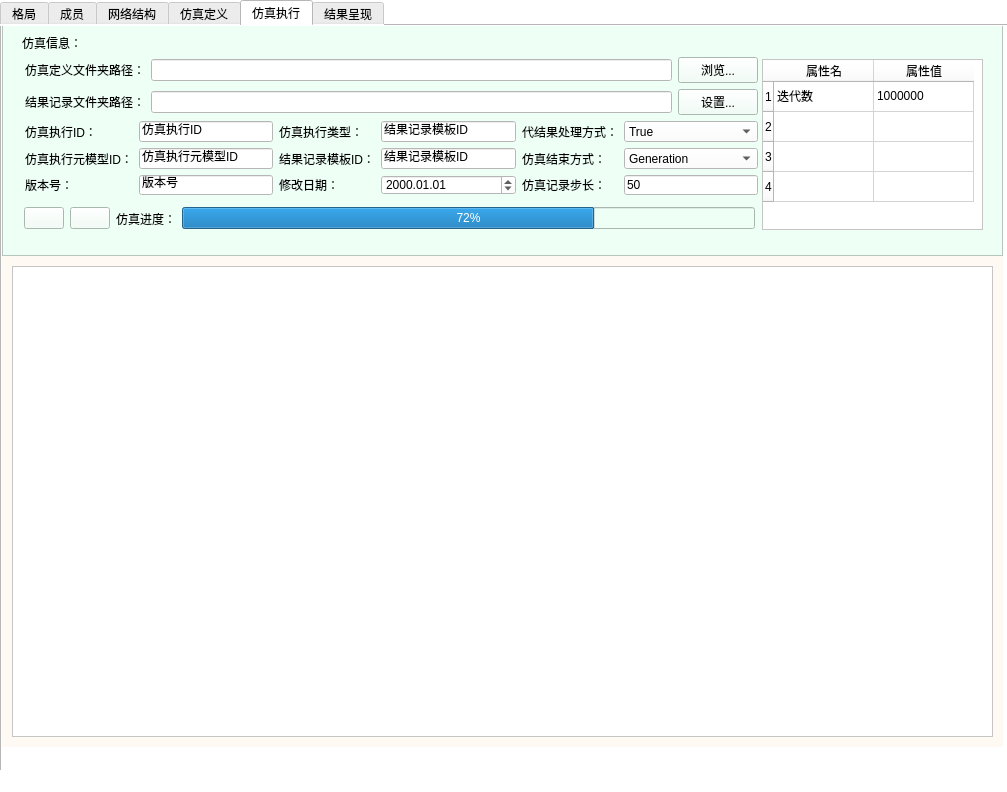
Old version of the form UI/simulation_exe_monitor.ui in the repository ANiMA931/simulation_execution_monitoring.
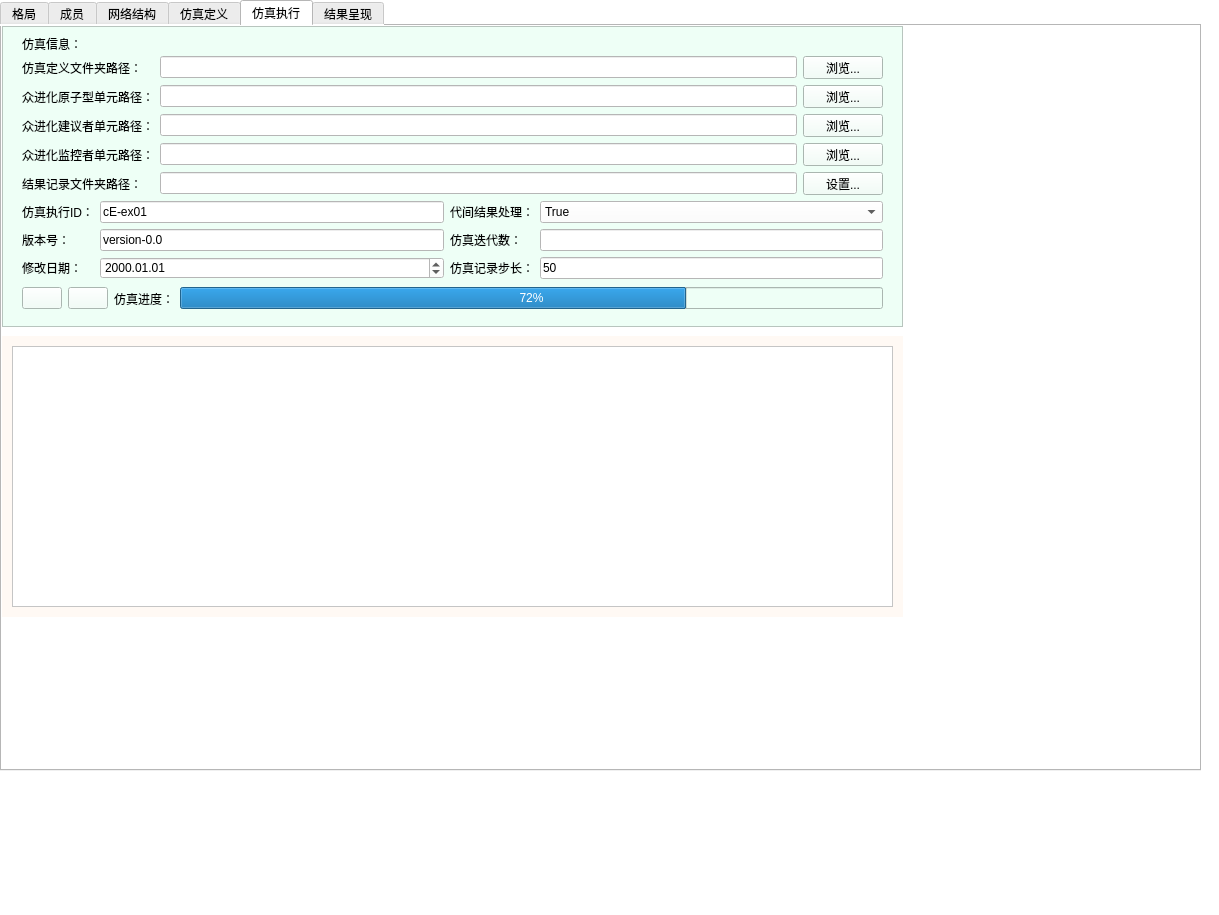
New version of the form. The open tabs and pages were chosen to show the change. Icons and pictures are not drawn.

Commit message: 没有任何界面显示监控的仿真流程已完成

What changed in the file:
```diff
--- a/UI/simulation_exe_monitor.ui
+++ b/UI/simulation_exe_monitor.ui
@@ -6,8 +6,8 @@
    <rect>
     <x>0</x>
     <y>0</y>
-    <width>1007</width>
-    <height>792</height>
+    <width>1219</width>
+    <height>915</height>
    </rect>
   </property>
   <property name="windowTitle">
@@ -23,8 +23,8 @@
      <rect>
       <x>0</x>
       <y>0</y>
-      <width>1011</width>
-      <height>811</height>
+      <width>1201</width>
+      <height>771</height>
      </rect>
     </property>
     <property name="styleSheet">
@@ -2204,9 +2204,9 @@
       <property name="geometry">
        <rect>
         <x>0</x>
-        <y>-1</y>
-        <width>1001</width>
-        <height>231</height>
+        <y>0</y>
+        <width>901</width>
+        <height>301</height>
        </rect>
       </property>
       <property name="toolTipDuration">
@@ -2221,60 +2221,6 @@
       <property name="frameShadow">
        <enum>QFrame::Raised</enum>
       </property>
-      <widget class="QTableWidget" name="tableWidget_8">
-       <property name="geometry">
-        <rect>
-         <x>760</x>
-         <y>34</y>
-         <width>221</width>
-         <height>171</height>
-        </rect>
-       </property>
-       <property name="styleSheet">
-        <string notr="true">background-color: rgb(255, 255, 255);
-</string>
-       </property>
-       <row>
-        <property name="text">
-         <string>1</string>
-        </property>
-       </row>
-       <row>
-        <property name="text">
-         <string>2</string>
-        </property>
-       </row>
-       <row>
-        <property name="text">
-         <string>3</string>
-        </property>
-       </row>
-       <row>
-        <property name="text">
-         <string>4</string>
-        </property>
-       </row>
-       <column>
-        <property name="text">
-         <string>属性名</string>
-        </property>
-       </column>
-       <column>
-        <property name="text">
-         <string>属性值</string>
-        </property>
-       </column>
-       <item row="0" column="0">
-        <property name="text">
-         <string>迭代数</string>
-        </property>
-       </item>
-       <item row="0" column="1">
-        <property name="text">
-         <string>1000000</string>
-        </property>
-       </item>
-      </widget>
       <widget class="QLabel" name="label_216">
        <property name="geometry">
         <rect>
@@ -2288,256 +2234,12 @@
         <string>仿真信息：</string>
        </property>
       </widget>
-      <widget class="QWidget" name="">
+      <widget class="QWidget" name="layoutWidget">
        <property name="geometry">
         <rect>
-         <x>23</x>
-         <y>32</y>
-         <width>733</width>
-         <height>138</height>
-        </rect>
-       </property>
-       <layout class="QVBoxLayout" name="verticalLayout_2">
-        <item>
-         <layout class="QHBoxLayout" name="horizontalLayout_19">
-          <item>
-           <widget class="QLabel" name="label_213">
-            <property name="text">
-             <string>仿真定义文件夹路径：</string>
-            </property>
-           </widget>
-          </item>
-          <item>
-           <widget class="QLineEdit" name="lineEdit_150">
-            <property name="styleSheet">
-             <string notr="true">background-color: rgb(255, 255, 255);
-</string>
-            </property>
-           </widget>
-          </item>
-          <item>
-           <widget class="QPushButton" name="pushButton_48">
-            <property name="text">
-             <string>浏览...</string>
-            </property>
-           </widget>
-          </item>
-         </layout>
-        </item>
-        <item>
-         <layout class="QHBoxLayout" name="horizontalLayout_10">
-          <item>
-           <widget class="QLabel" name="label_205">
-            <property name="text">
-             <string>结果记录文件夹路径：</string>
-            </property>
-           </widget>
-          </item>
-          <item>
-           <widget class="QLineEdit" name="lineEdit_128">
-            <property name="styleSheet">
-             <string notr="true">background-color: rgb(255, 255, 255);
-</string>
-            </property>
-           </widget>
-          </item>
-          <item>
-           <widget class="QPushButton" name="pushButton_47">
-            <property name="text">
-             <string>设置...</string>
-            </property>
-           </widget>
-          </item>
-         </layout>
-        </item>
-        <item>
-         <layout class="QGridLayout" name="gridLayout">
-          <item row="1" column="5">
-           <widget class="QComboBox" name="comboBox_16">
-            <property name="styleSheet">
-             <string notr="true">background-color: rgb(255, 255, 255);
-</string>
-            </property>
-            <item>
-             <property name="text">
-              <string>Generation</string>
-             </property>
-            </item>
-            <item>
-             <property name="text">
-              <string>Condition</string>
-             </property>
-            </item>
-           </widget>
-          </item>
-          <item row="2" column="1">
-           <widget class="QLineEdit" name="lineEdit_131">
-            <property name="styleSheet">
-             <string notr="true">background-color: rgb(255, 255, 255);
-</string>
-            </property>
-            <property name="text">
-             <string>版本号</string>
-            </property>
-           </widget>
-          </item>
-          <item row="2" column="2">
-           <widget class="QLabel" name="label_210">
-            <property name="text">
-             <string>修改日期：</string>
-            </property>
-           </widget>
-          </item>
-          <item row="2" column="3">
-           <widget class="QDateEdit" name="dateEdit_8">
-            <property name="styleSheet">
-             <string notr="true">background-color: rgb(255, 255, 255);
-</string>
-            </property>
-            <property name="displayFormat">
-             <string>yyyy.MM.dd</string>
-            </property>
-           </widget>
-          </item>
-          <item row="0" column="0">
-           <widget class="QLabel" name="label_152">
-            <property name="text">
-             <string>仿真执行ID：</string>
-            </property>
-           </widget>
-          </item>
-          <item row="1" column="2">
-           <widget class="QLabel" name="label_209">
-            <property name="text">
-             <string>结果记录模板ID：</string>
-            </property>
-           </widget>
-          </item>
-          <item row="1" column="0">
-           <widget class="QLabel" name="label_206">
-            <property name="text">
-             <string>仿真执行元模型ID：</string>
-            </property>
-           </widget>
-          </item>
-          <item row="0" column="2">
-           <widget class="QLabel" name="label_208">
-            <property name="text">
-             <string>仿真执行类型：</string>
-            </property>
-           </widget>
-          </item>
-          <item row="0" column="5">
-           <widget class="QComboBox" name="comboBox_15">
-            <property name="styleSheet">
-             <string notr="true">background-color: rgb(255, 255, 255);
-</string>
-            </property>
-            <item>
-             <property name="text">
-              <string>True</string>
-             </property>
-            </item>
-            <item>
-             <property name="text">
-              <string>False</string>
-             </property>
-            </item>
-           </widget>
-          </item>
-          <item row="1" column="4">
-           <widget class="QLabel" name="label_212">
-            <property name="text">
-             <string>仿真结束方式：</string>
-            </property>
-           </widget>
-          </item>
-          <item row="0" column="1">
-           <widget class="QLineEdit" name="lineEdit_129">
-            <property name="styleSheet">
-             <string notr="true">background-color: rgb(255, 255, 255);
-</string>
-            </property>
-            <property name="text">
-             <string>仿真执行ID</string>
-            </property>
-           </widget>
-          </item>
-          <item row="1" column="1">
-           <widget class="QLineEdit" name="lineEdit_130">
-            <property name="styleSheet">
-             <string notr="true">background-color: rgb(255, 255, 255);
-</string>
-            </property>
-            <property name="text">
-             <string>仿真执行元模型ID</string>
-            </property>
-           </widget>
-          </item>
-          <item row="0" column="3">
-           <widget class="QLineEdit" name="lineEdit_132">
-            <property name="styleSheet">
-             <string notr="true">background-color: rgb(255, 255, 255);
-</string>
-            </property>
-            <property name="text">
-             <string>结果记录模板ID</string>
-            </property>
-           </widget>
-          </item>
-          <item row="2" column="0">
-           <widget class="QLabel" name="label_207">
-            <property name="text">
-             <string>版本号：</string>
-            </property>
-           </widget>
-          </item>
-          <item row="0" column="4">
-           <widget class="QLabel" name="label_211">
-            <property name="text">
-             <string>代结果处理方式：</string>
-            </property>
-           </widget>
-          </item>
-          <item row="2" column="5">
-           <widget class="QLineEdit" name="lineEdit_135">
-            <property name="styleSheet">
-             <string notr="true">background-color: rgb(255, 255, 255);
-</string>
-            </property>
-            <property name="text">
-             <string>50</string>
-            </property>
-           </widget>
-          </item>
-          <item row="2" column="4">
-           <widget class="QLabel" name="label_214">
-            <property name="text">
-             <string>仿真记录步长：</string>
-            </property>
-           </widget>
-          </item>
-          <item row="1" column="3">
-           <widget class="QLineEdit" name="lineEdit_133">
-            <property name="styleSheet">
-             <string notr="true">background-color: rgb(255, 255, 255);
-</string>
-            </property>
-            <property name="text">
-             <string>结果记录模板ID</string>
-            </property>
-           </widget>
-          </item>
-         </layout>
-        </item>
-       </layout>
-      </widget>
-      <widget class="QWidget" name="">
-       <property name="geometry">
-        <rect>
-         <x>22</x>
-         <y>181</y>
-         <width>731</width>
+         <x>20</x>
+         <y>260</y>
+         <width>861</width>
          <height>25</height>
         </rect>
        </property>
@@ -2590,14 +2292,264 @@
         </item>
        </layout>
       </widget>
+      <widget class="QWidget" name="layoutWidget">
+       <property name="geometry">
+        <rect>
+         <x>20</x>
+         <y>30</y>
+         <width>861</width>
+         <height>223</height>
+        </rect>
+       </property>
+       <layout class="QVBoxLayout" name="verticalLayout_2">
+        <item>
+         <layout class="QGridLayout" name="gridLayout">
+          <item row="0" column="0">
+           <widget class="QLabel" name="definition_dir_label">
+            <property name="text">
+             <string>仿真定义文件夹路径：</string>
+            </property>
+           </widget>
+          </item>
+          <item row="0" column="1">
+           <widget class="QLineEdit" name="definition_dir_path">
+            <property name="styleSheet">
+             <string notr="true">background-color: rgb(255, 255, 255);
+</string>
+            </property>
+           </widget>
+          </item>
+          <item row="0" column="2">
+           <widget class="QPushButton" name="definition_dir_filedia_btn">
+            <property name="text">
+             <string>浏览...</string>
+            </property>
+           </widget>
+          </item>
+          <item row="1" column="0">
+           <widget class="QLabel" name="label_215">
+            <property name="text">
+             <string>众进化原子型单元路径：</string>
+            </property>
+           </widget>
+          </item>
+          <item row="1" column="1">
+           <widget class="QLineEdit" name="lineEdit_134">
+            <property name="styleSheet">
+             <string notr="true">background-color: rgb(255, 255, 255);
+</string>
+            </property>
+            <property name="text">
+             <string/>
+            </property>
+           </widget>
+          </item>
+          <item row="1" column="2">
+           <widget class="QPushButton" name="pushButton_49">
+            <property name="text">
+             <string>浏览...</string>
+            </property>
+           </widget>
+          </item>
+          <item row="2" column="0">
+           <widget class="QLabel" name="label_217">
+            <property name="text">
+             <string>众进化建议者单元路径：</string>
+            </property>
+           </widget>
+          </item>
+          <item row="2" column="1">
+           <widget class="QLineEdit" name="lineEdit_136">
+            <property name="styleSheet">
+             <string notr="true">background-color: rgb(255, 255, 255);
+</string>
+            </property>
+            <property name="text">
+             <string/>
+            </property>
+           </widget>
+          </item>
+          <item row="2" column="2">
+           <widget class="QPushButton" name="pushButton_51">
+            <property name="text">
+             <string>浏览...</string>
+            </property>
+           </widget>
+          </item>
+          <item row="3" column="0">
+           <widget class="QLabel" name="label_218">
+            <property name="text">
+             <string>众进化监控者单元路径：</string>
+            </property>
+           </widget>
+          </item>
+          <item row="3" column="1">
+           <widget class="QLineEdit" name="lineEdit_137">
+            <property name="styleSheet">
+             <string notr="true">background-color: rgb(255, 255, 255);
+</string>
+            </property>
+            <property name="text">
+             <string/>
+            </property>
+           </widget>
+          </item>
+          <item row="3" column="2">
+           <widget class="QPushButton" name="pushButton_52">
+            <property name="text">
+             <string>浏览...</string>
+            </property>
+           </widget>
+          </item>
+          <item row="4" column="0">
+           <widget class="QLabel" name="label_205">
+            <property name="text">
+             <string>结果记录文件夹路径：</string>
+            </property>
+           </widget>
+          </item>
+          <item row="4" column="1">
+           <widget class="QLineEdit" name="lineEdit_128">
+            <property name="styleSheet">
+             <string notr="true">background-color: rgb(255, 255, 255);
+</string>
+            </property>
+           </widget>
+          </item>
+          <item row="4" column="2">
+           <widget class="QPushButton" name="pushButton_47">
+            <property name="text">
+             <string>设置...</string>
+            </property>
+           </widget>
+          </item>
+         </layout>
+        </item>
+        <item>
+         <layout class="QGridLayout" name="gridLayout_2">
+          <item row="0" column="0">
+           <widget class="QLabel" name="label_152">
+            <property name="text">
+             <string>仿真执行ID：</string>
+            </property>
+           </widget>
+          </item>
+          <item row="0" column="1">
+           <widget class="QLineEdit" name="lineEdit_129">
+            <property name="styleSheet">
+             <string notr="true">background-color: rgb(255, 255, 255);
+</string>
+            </property>
+            <property name="text">
+             <string>cE-ex01</string>
+            </property>
+           </widget>
+          </item>
+          <item row="0" column="2">
+           <widget class="QLabel" name="label_211">
+            <property name="text">
+             <string>代间结果处理：</string>
+            </property>
+           </widget>
+          </item>
+          <item row="0" column="3">
+           <widget class="QComboBox" name="comboBox_15">
+            <property name="styleSheet">
+             <string notr="true">background-color: rgb(255, 255, 255);
+</string>
+            </property>
+            <item>
+             <property name="text">
+              <string>True</string>
+             </property>
+            </item>
+            <item>
+             <property name="text">
+              <string>False</string>
+             </property>
+            </item>
+           </widget>
+          </item>
+          <item row="1" column="0">
+           <widget class="QLabel" name="label_207">
+            <property name="text">
+             <string>版本号：</string>
+            </property>
+           </widget>
+          </item>
+          <item row="1" column="1">
+           <widget class="QLineEdit" name="lineEdit_131">
+            <property name="styleSheet">
+             <string notr="true">background-color: rgb(255, 255, 255);
+</string>
+            </property>
+            <property name="text">
+             <string>version-0.0</string>
+            </property>
+           </widget>
+          </item>
+          <item row="1" column="2">
+           <widget class="QLabel" name="label_212">
+            <property name="text">
+             <string>仿真迭代数：</string>
+            </property>
+           </widget>
+          </item>
+          <item row="2" column="0">
+           <widget class="QLabel" name="label_210">
+            <property name="text">
+             <string>修改日期：</string>
+            </property>
+           </widget>
+          </item>
+          <item row="2" column="1">
+           <widget class="QDateEdit" name="dateEdit_8">
+            <property name="styleSheet">
+             <string notr="true">background-color: rgb(255, 255, 255);
+</string>
+            </property>
+            <property name="displayFormat">
+             <string>yyyy.MM.dd</string>
+            </property>
+           </widget>
+          </item>
+          <item row="2" column="2">
+           <widget class="QLabel" name="label_214">
+            <property name="text">
+             <string>仿真记录步长：</string>
+            </property>
+           </widget>
+          </item>
+          <item row="2" column="3">
+           <widget class="QLineEdit" name="lineEdit_135">
+            <property name="styleSheet">
+             <string notr="true">background-color: rgb(255, 255, 255);
+</string>
+            </property>
+            <property name="text">
+             <string>50</string>
+            </property>
+           </widget>
+          </item>
+          <item row="1" column="3">
+           <widget class="QLineEdit" name="lineEdit_7">
+            <property name="styleSheet">
+             <string notr="true">background-color: rgb(255, 255, 255);</string>
+            </property>
+           </widget>
+          </item>
+         </layout>
+        </item>
+       </layout>
+      </widget>
      </widget>
      <widget class="QWidget" name="widget" native="true">
       <property name="geometry">
        <rect>
         <x>0</x>
-        <y>230</y>
-        <width>1001</width>
-        <height>491</height>
+        <y>310</y>
+        <width>901</width>
+        <height>281</height>
        </rect>
       </property>
       <property name="styleSheet">
@@ -2608,8 +2560,8 @@
         <rect>
          <x>10</x>
          <y>10</y>
-         <width>981</width>
-         <height>471</height>
+         <width>881</width>
+         <height>261</height>
         </rect>
        </property>
        <property name="styleSheet">
```
Left out of the diff: 6 changed lines with no effect on the pictures. The commit also changes 85 other files.
